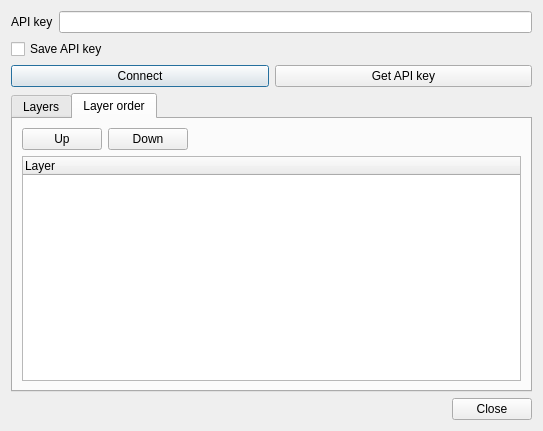
Old version of the form addlayersdialogbase.ui in the repository nextgis/qgis_scanex_express.
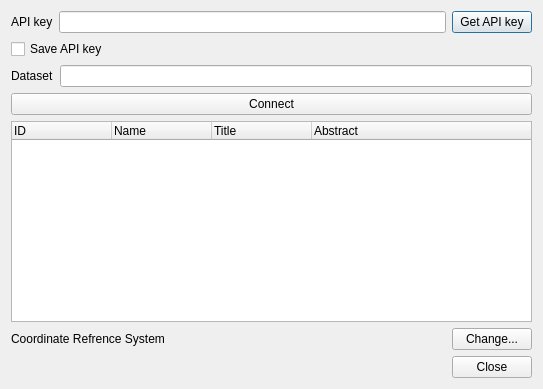
New version of the form.

Commit message: switch back to WMS remove layer order tab because layers looaded separately add mapsets support

```diff
--- a/addlayersdialogbase.ui
+++ b/addlayersdialogbase.ui
@@ -7,13 +7,13 @@
     <x>0</x>
     <y>0</y>
     <width>543</width>
-    <height>431</height>
+    <height>389</height>
    </rect>
   </property>
   <property name="windowTitle">
    <string>Load layers from Scanex</string>
   </property>
-  <layout class="QVBoxLayout" name="verticalLayout_2">
+  <layout class="QVBoxLayout" name="verticalLayout">
    <item>
     <layout class="QHBoxLayout" name="horizontalLayout">
      <item>
@@ -30,6 +30,13 @@
        </property>
       </widget>
      </item>
+     <item>
+      <widget class="QPushButton" name="btnGetKey">
+       <property name="text">
+        <string>Get API key</string>
+       </property>
+      </widget>
+     </item>
     </layout>
    </item>
    <item>
@@ -42,6 +49,18 @@
    <item>
     <layout class="QHBoxLayout" name="horizontalLayout_2">
      <item>
+      <widget class="QLabel" name="label_2">
+       <property name="text">
+        <string>Dataset</string>
+       </property>
+      </widget>
+     </item>
+     <item>
+      <widget class="QLineEdit" name="leMap"/>
+     </item>
+    </layout>
+   </item>
+   <item>
       <widget class="QPushButton" name="btnConnect">
        <property name="text">
         <string>Connect</string>
@@ -49,25 +68,6 @@
       </widget>
      </item>
      <item>
-      <widget class="QPushButton" name="btnGetKey">
-       <property name="text">
-        <string>Get API key</string>
-       </property>
-      </widget>
-     </item>
-    </layout>
-   </item>
-   <item>
-    <widget class="QTabWidget" name="tabWidget">
-     <property name="currentIndex">
-      <number>1</number>
-     </property>
-     <widget class="QWidget" name="tabLayers">
-      <attribute name="title">
-       <string>Layers</string>
-      </attribute>
-      <layout class="QVBoxLayout" name="verticalLayout">
-       <item>
         <widget class="QTreeWidget" name="lstLayers">
          <property name="sizePolicy">
           <sizepolicy hsizetype="Expanding" vsizetype="Expanding">
@@ -133,58 +133,6 @@
           </widget>
          </item>
         </layout>
-       </item>
-      </layout>
-      <zorder>lstLayers</zorder>
-      <zorder></zorder>
-     </widget>
-     <widget class="QWidget" name="tabOrder">
-      <attribute name="title">
-       <string>Layer order</string>
-      </attribute>
-      <layout class="QGridLayout" name="gridLayout">
-       <item row="1" column="0" colspan="3">
-        <widget class="QTreeWidget" name="lstOrder">
-         <property name="columnCount">
-          <number>1</number>
-         </property>
-         <column>
-          <property name="text">
-           <string>Layer</string>
-          </property>
-         </column>
-        </widget>
-       </item>
-       <item row="0" column="0">
-        <widget class="QPushButton" name="btnLayerUp">
-         <property name="text">
-          <string>Up</string>
-         </property>
-        </widget>
-       </item>
-       <item row="0" column="1">
-        <widget class="QPushButton" name="btnLayerDown">
-         <property name="text">
-          <string>Down</string>
-         </property>
-        </widget>
-       </item>
-       <item row="0" column="2">
-        <spacer name="horizontalSpacer_2">
-         <property name="orientation">
-          <enum>Qt::Horizontal</enum>
-         </property>
-         <property name="sizeHint" stdset="0">
-          <size>
-           <width>40</width>
-           <height>20</height>
-          </size>
-         </property>
-        </spacer>
-       </item>
-      </layout>
-     </widget>
-    </widget>
    </item>
    <item>
     <widget class="QDialogButtonBox" name="buttonBox">
```
Lines whose indentation alone changed are shown as unchanged. The commit also changes 2 other files.
